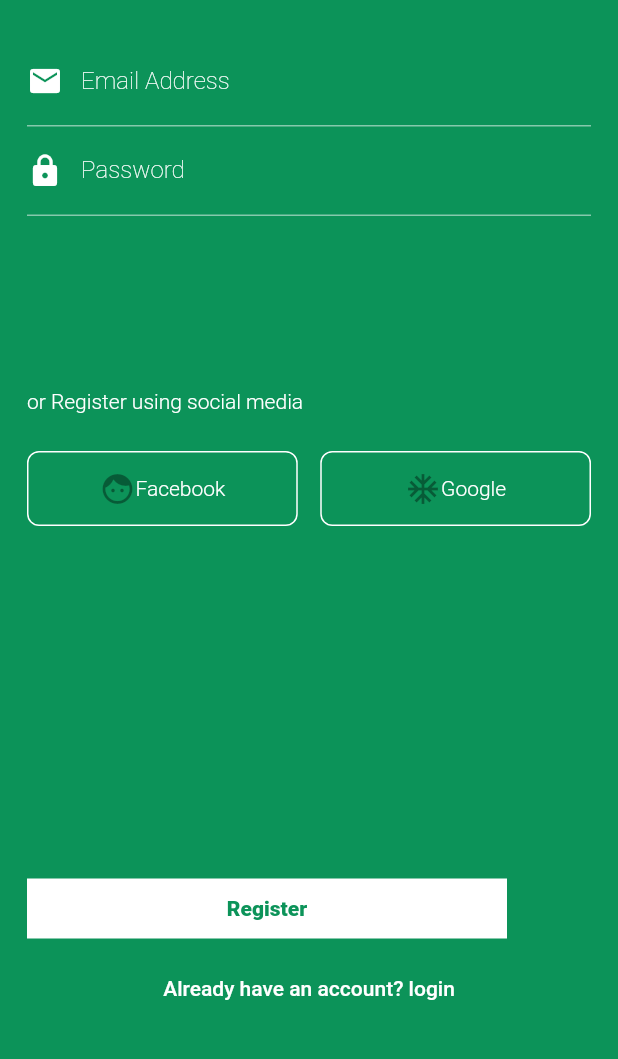
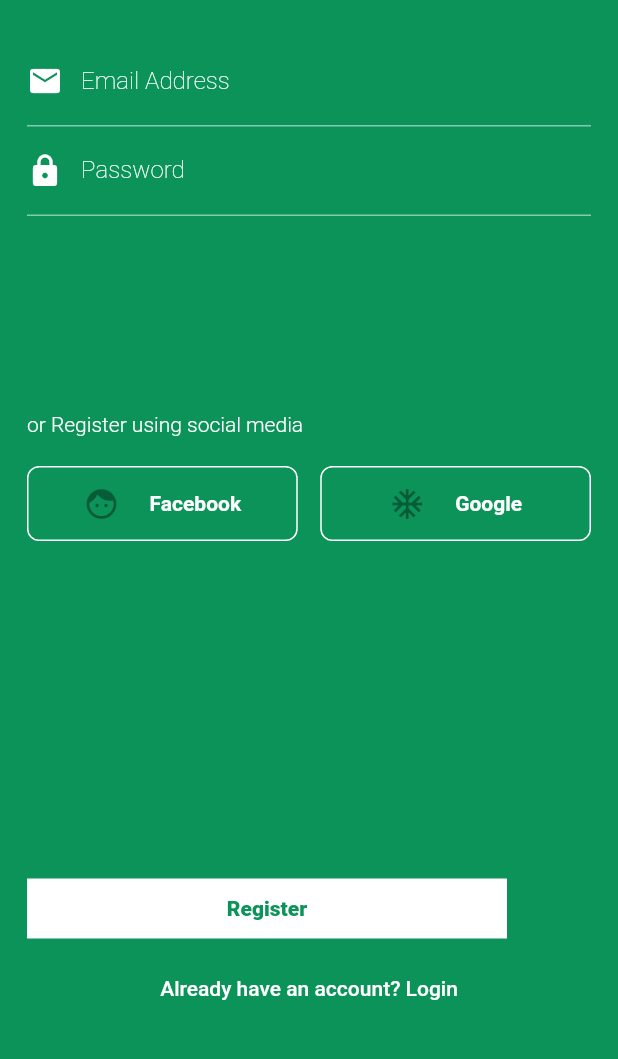
Before and after one commit to Jonyango/Aepod, a Flutter app: the screen it shows after launch, on a phone screen of 412 x 824 dp, the part 176-1235 px from its top. Run offline on Flutter 3.47's test engine with Material 2 defaults, Android fonts, the phone set to English and light mode, and no system bars; our stand-ins replace flutter_svg.

Commit message:
finished the registration screen

```diff
--- a/lib/components/social_media_button.dart
+++ b/lib/components/social_media_button.dart
@@ -24,12 +24,17 @@ class SocialMediaButtons extends StatelessWidget {
                   onPressed: null,
                   child: Row(
                     mainAxisSize: MainAxisSize.min,
-                    mainAxisAlignment: MainAxisAlignment.spaceAround,
                     children: [
                       Icon(Icons.face),
+                      SizedBox(
+                        width: 20.0,
+                      ),
                       Text(
                         'Facebook',
-                        style: kTextStyle,
+                        style: TextStyle(
+                          fontWeight: FontWeight.w700,
+                          color: kTextColor,
+                        ),
                       ),
                     ],
                   ),
@@ -53,12 +58,17 @@ class SocialMediaButtons extends StatelessWidget {
                   onPressed: null,
                   child: Row(
                     mainAxisSize: MainAxisSize.min,
-                    mainAxisAlignment: MainAxisAlignment.spaceEvenly,
                     children: [
                       Icon(Icons.ac_unit),
+                      SizedBox(
+                        width: 20.0,
+                      ),
                       Text(
                         'Google',
-                        style: kTextStyle,
+                        style: TextStyle(
+                          fontWeight: FontWeight.w700,
+                          color: kTextColor,
+                        ),
                       ),
                     ],
                   ),
--- a/lib/screens/registration_page.dart
+++ b/lib/screens/registration_page.dart
@@ -42,13 +42,14 @@ class _RegistrationPageState extends State<RegistrationPage> {
               Expanded(
                 child: FormComponent(),
               ),
+              SizedBox(height:25.0),
               Text(
                 'or Register using social media',
                 textAlign: TextAlign.left,
                 style: kTextStyle,
               ),
               SizedBox(
-                height: 25.0,
+                height: 20.0,
               ),
               SocialMediaButtons(),
               Spacer(),
@@ -62,7 +63,7 @@ class _RegistrationPageState extends State<RegistrationPage> {
               ),
               Center(
                 child: Text(
-                  'Already have an account? login',
+                  'Already have an account? Login',
                   style: TextStyle(
                     color: kTextColor,
                     fontWeight: FontWeight.w500,
```
